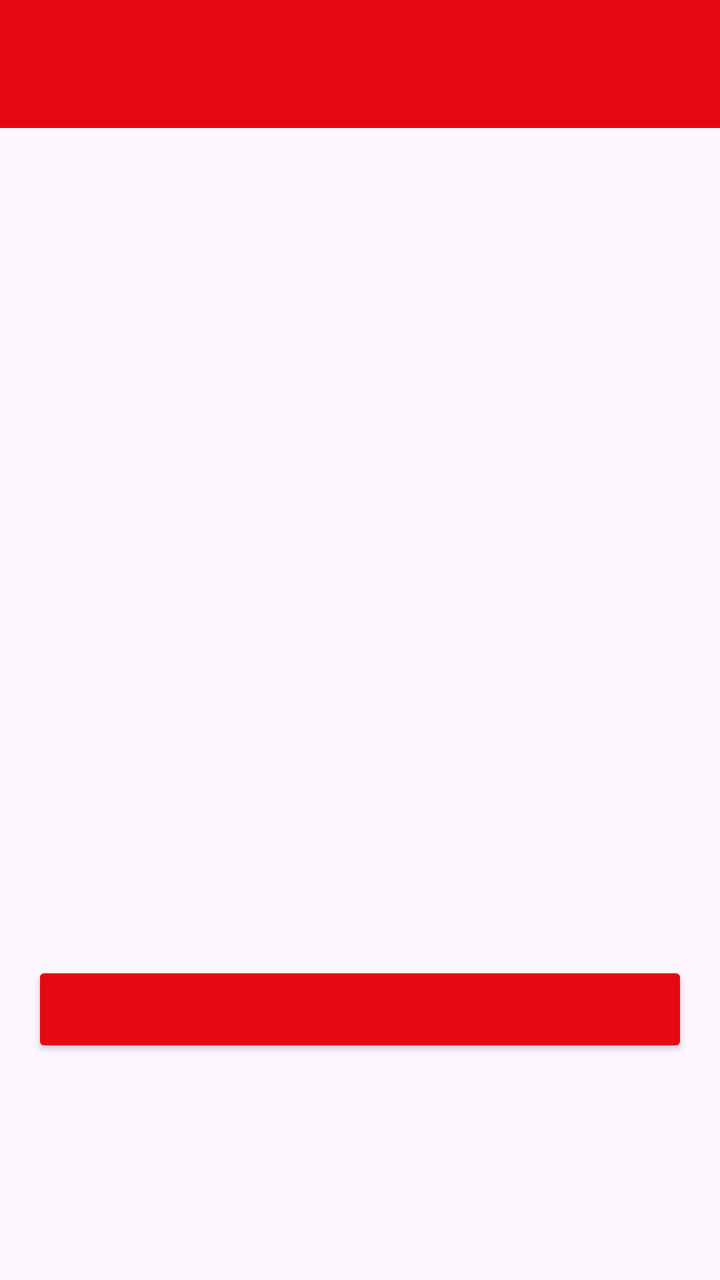
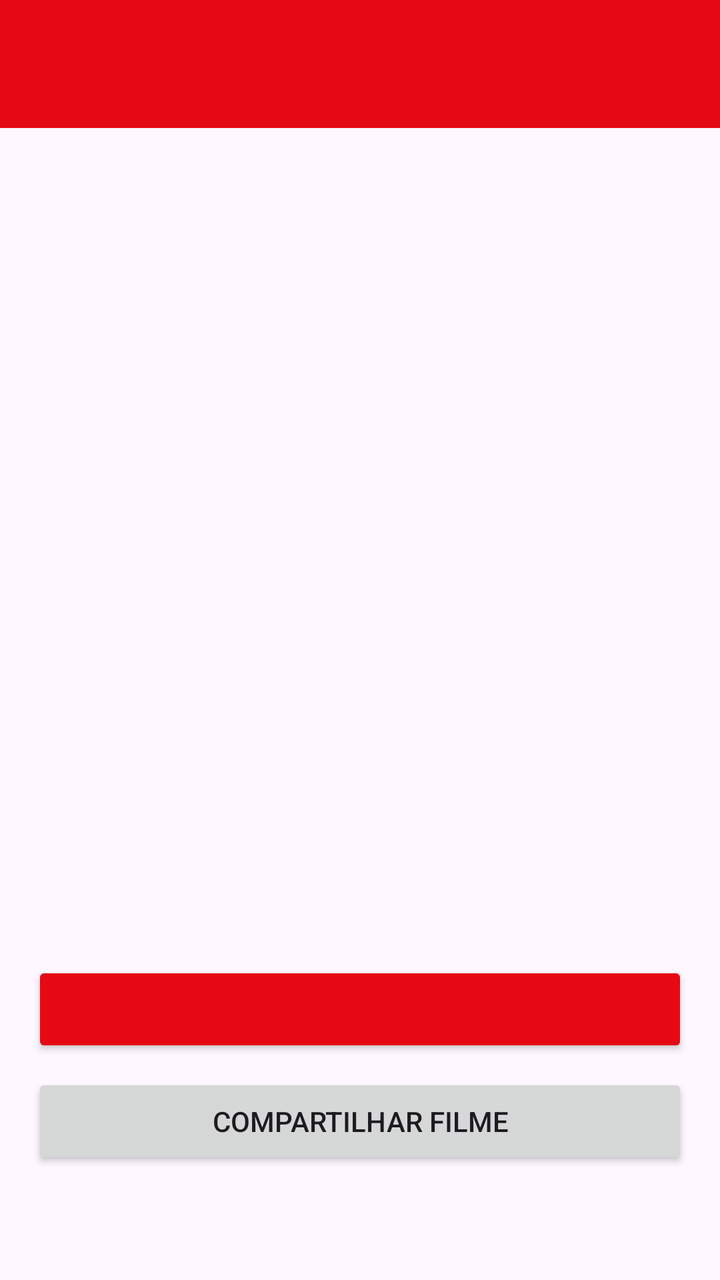

Before-and-after screenshots of an Android layout around one commit, followed by the original layout XML and the change that was made.
<!-- AndroidManifest.xml: application theme Theme.CineFlix -->
<!-- res/layout/activity_detalhes.xml -->
<?xml version="1.0" encoding="utf-8"?>
<androidx.core.widget.NestedScrollView xmlns:android="http://schemas.android.com/apk/res/android"
    android:layout_width="match_parent"
    android:layout_height="match_parent">

    <LinearLayout
        android:layout_width="match_parent"
        android:layout_height="wrap_content"
        android:orientation="vertical">

        <androidx.appcompat.widget.Toolbar
            android:id="@+id/toolbar"
            android:layout_width="match_parent"
            android:layout_height="?attr/actionBarSize"
            android:background="@color/cineflix_red"
            android:titleTextColor="@color/cineflix_white" />

        <ImageView
            android:id="@+id/imagePosterDetalhes"
            android:layout_width="match_parent"
            android:layout_height="300dp"
            android:scaleType="centerCrop"
            android:contentDescription="@string/poster_filme" />

        <LinearLayout
            android:layout_width="match_parent"
            android:layout_height="wrap_content"
            android:orientation="vertical"
            android:padding="16dp">

            <TextView
                android:id="@+id/textTituloDetalhes"
                android:layout_width="wrap_content"
                android:layout_height="wrap_content"
                android:textStyle="bold"
                android:textSize="22sp" />

            <TextView
                android:id="@+id/textInfoDetalhes"
                android:layout_width="wrap_content"
                android:layout_height="wrap_content"
                android:layout_marginTop="4dp"
                android:textSize="14sp" />

            <TextView
                android:id="@+id/textSinopse"
                android:layout_width="match_parent"
                android:layout_height="wrap_content"
                android:layout_marginTop="12dp"
                android:textSize="15sp"
                android:lineSpacingExtra="4dp" />

            <Button
                android:id="@+id/buttonFavorito"
                android:layout_width="match_parent"
                android:layout_height="wrap_content"
                android:layout_marginTop="16dp"
                android:backgroundTint="@color/cineflix_red"
                android:textColor="@color/cineflix_white" />

            <TextView
                android:id="@+id/textRecomendadosTitulo"
                android:layout_width="wrap_content"
                android:layout_height="wrap_content"
                android:layout_marginTop="24dp"
                android:text="@string/recomendados"
                android:textStyle="bold"
                android:textSize="18sp"
                android:visibility="gone" />

            <androidx.recyclerview.widget.RecyclerView
                android:id="@+id/recyclerRecomendados"
                android:layout_width="match_parent"
                android:layout_height="wrap_content"
                android:layout_marginTop="8dp"
                android:visibility="gone" />

        </LinearLayout>
    </LinearLayout>
</androidx.core.widget.NestedScrollView>
<!-- resources referenced by this layout -->
<resources>
  <color name="cineflix_red">#E50914</color>
  <color name="cineflix_white">#FFFFFF</color>
  <string name="poster_filme">Pôster do filme</string>
  <string name="recomendados">Recomendados</string>
  <style name="Theme.CineFlix" parent="Base.Theme.CineFlix" />
  <style name="Base.Theme.CineFlix" parent="Theme.Material3.DayNight.NoActionBar">
          
          
      </style>
</resources>

<!-- the commit's change to res/layout/activity_detalhes.xml (unified diff, before → after) -->
@@ -1,5 +1,6 @@
 <?xml version="1.0" encoding="utf-8"?>
-<androidx.core.widget.NestedScrollView xmlns:android="http://schemas.android.com/apk/res/android"
+<androidx.core.widget.NestedScrollView
+    xmlns:android="http://schemas.android.com/apk/res/android"
     android:layout_width="match_parent"
     android:layout_height="match_parent">
 
@@ -19,8 +20,8 @@
             android:id="@+id/imagePosterDetalhes"
             android:layout_width="match_parent"
             android:layout_height="300dp"
-            android:scaleType="centerCrop"
-            android:contentDescription="@string/poster_filme" />
+            android:contentDescription="@string/poster_filme"
+            android:scaleType="centerCrop" />
 
         <LinearLayout
             android:layout_width="match_parent"
@@ -32,8 +33,8 @@
                 android:id="@+id/textTituloDetalhes"
                 android:layout_width="wrap_content"
                 android:layout_height="wrap_content"
-                android:textStyle="bold"
-                android:textSize="22sp" />
+                android:textSize="22sp"
+                android:textStyle="bold" />
 
             <TextView
                 android:id="@+id/textInfoDetalhes"
@@ -47,8 +48,8 @@
                 android:layout_width="match_parent"
                 android:layout_height="wrap_content"
                 android:layout_marginTop="12dp"
-                android:textSize="15sp"
-                android:lineSpacingExtra="4dp" />
+                android:lineSpacingExtra="4dp"
+                android:textSize="15sp" />
 
             <Button
                 android:id="@+id/buttonFavorito"
@@ -58,14 +59,21 @@
                 android:backgroundTint="@color/cineflix_red"
                 android:textColor="@color/cineflix_white" />
 
+            <Button
+                android:id="@+id/buttonCompartilhar"
+                android:layout_width="match_parent"
+                android:layout_height="wrap_content"
+                android:layout_marginTop="8dp"
+                android:text="Compartilhar filme" />
+
             <TextView
                 android:id="@+id/textRecomendadosTitulo"
                 android:layout_width="wrap_content"
                 android:layout_height="wrap_content"
                 android:layout_marginTop="24dp"
                 android:text="@string/recomendados"
+                android:textSize="18sp"
                 android:textStyle="bold"
-                android:textSize="18sp"
                 android:visibility="gone" />
 
             <androidx.recyclerview.widget.RecyclerView
@@ -76,5 +84,7 @@
                 android:visibility="gone" />
 
         </LinearLayout>
+
     </LinearLayout>
+
 </androidx.core.widget.NestedScrollView>
